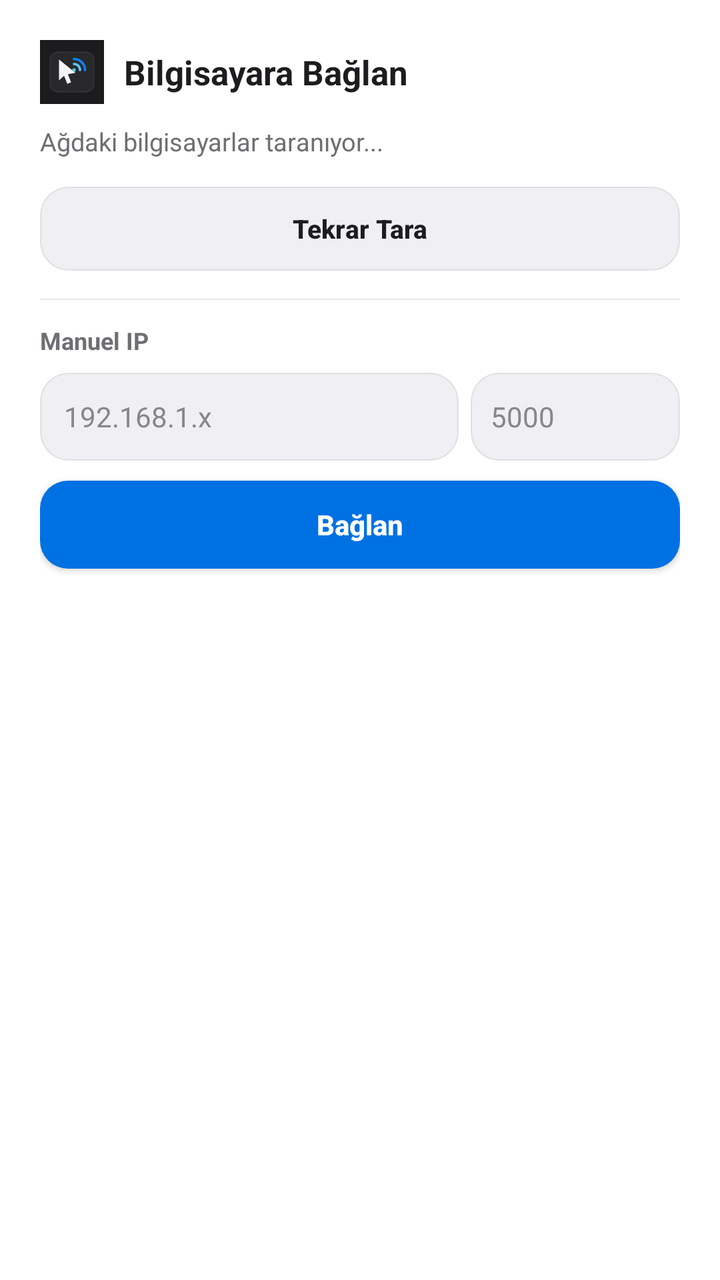
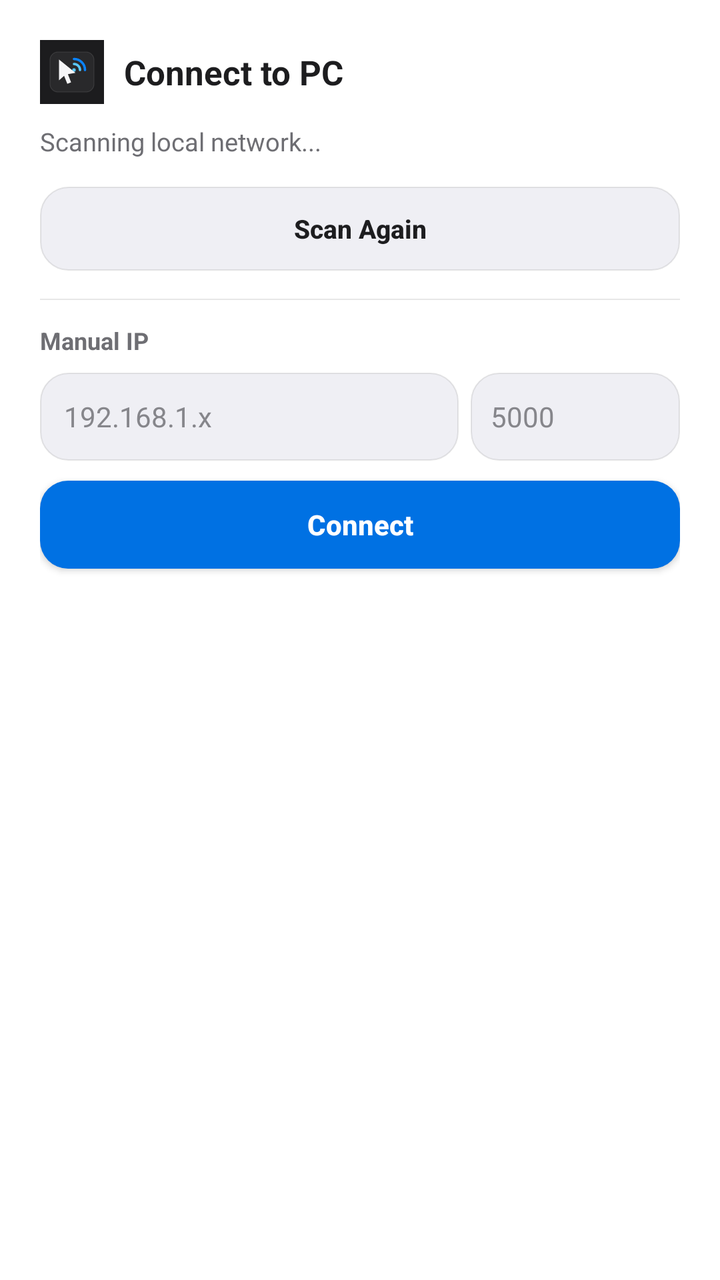

An Android layout rendered at two revisions. The XML below is the earlier revision; the diff shows what the commit changed to produce the second picture.
<!-- AndroidManifest.xml: application theme Theme.RemotePCPlus -->
<!-- res/layout/dialog_connect.xml -->
<?xml version="1.0" encoding="utf-8"?>
<LinearLayout xmlns:android="http://schemas.android.com/apk/res/android"
    android:layout_width="match_parent"
    android:layout_height="wrap_content"
    android:background="@color/surface_card"
    android:orientation="vertical"
    android:padding="20dp">

    <LinearLayout
        android:layout_width="match_parent"
        android:layout_height="wrap_content"
        android:gravity="center_vertical"
        android:orientation="horizontal">

        <ImageView
            android:layout_width="32dp"
            android:layout_height="32dp"
            android:contentDescription="RemotePC+"
            android:src="@drawable/ic_app_icon" />

        <TextView
            android:layout_width="wrap_content"
            android:layout_height="wrap_content"
            android:layout_marginStart="10dp"
            android:text="Bilgisayara Bağlan"
            android:textColor="@color/ink_primary"
            android:textSize="17sp"
            android:textStyle="bold" />
    </LinearLayout>

    <TextView
        android:id="@+id/tvScanStatus"
        android:layout_width="match_parent"
        android:layout_height="wrap_content"
        android:layout_marginTop="10dp"
        android:text="Ağdaki bilgisayarlar taranıyor..."
        android:textColor="@color/ink_secondary"
        android:textSize="12.5sp" />

    <LinearLayout
        android:id="@+id/discoveredList"
        android:layout_width="match_parent"
        android:layout_height="wrap_content"
        android:layout_marginTop="10dp"
        android:orientation="vertical" />

    <Button
        android:id="@+id/btnRescan"
        android:layout_width="match_parent"
        android:layout_height="42dp"
        android:layout_marginTop="4dp"
        android:background="@drawable/bg_btn_dark"
        android:text="Tekrar Tara"
        android:textAllCaps="false"
        android:textColor="@color/ink_primary"
        android:textSize="13sp"
        android:textStyle="bold" />

    <View
        android:layout_width="match_parent"
        android:layout_height="0.5dp"
        android:layout_marginTop="14dp"
        android:layout_marginBottom="12dp"
        android:background="@color/border_hairline" />

    <TextView
        android:layout_width="wrap_content"
        android:layout_height="wrap_content"
        android:text="Manuel IP"
        android:textColor="@color/ink_secondary"
        android:textSize="12sp"
        android:textStyle="bold" />

    <LinearLayout
        android:layout_width="match_parent"
        android:layout_height="wrap_content"
        android:layout_marginTop="8dp"
        android:orientation="horizontal">

        <EditText
            android:id="@+id/etManualIp"
            android:layout_width="0dp"
            android:layout_height="44dp"
            android:layout_marginEnd="6dp"
            android:layout_weight="2"
            android:background="@drawable/bg_btn_dark"
            android:hint="192.168.1.x"
            android:inputType="textUri"
            android:paddingStart="12dp"
            android:paddingEnd="12dp"
            android:textColor="@color/ink_primary"
            android:textColorHint="@color/ink_tertiary"
            android:textSize="14sp" />

        <EditText
            android:id="@+id/etManualPort"
            android:layout_width="0dp"
            android:layout_height="44dp"
            android:layout_weight="1"
            android:background="@drawable/bg_btn_dark"
            android:hint="5000"
            android:inputType="number"
            android:paddingStart="10dp"
            android:paddingEnd="10dp"
            android:textColor="@color/ink_primary"
            android:textColorHint="@color/ink_tertiary"
            android:textSize="14sp" />
    </LinearLayout>

    <Button
        android:id="@+id/btnConnectManual"
        android:layout_width="match_parent"
        android:layout_height="44dp"
        android:layout_marginTop="10dp"
        android:background="@drawable/bg_btn_accent"
        android:text="Bağlan"
        android:textAllCaps="false"
        android:textColor="#FFFFFF"
        android:textSize="14sp"
        android:textStyle="bold" />
</LinearLayout>
<!-- resources referenced by this layout -->
<resources>
  <color name="border_hairline">#18000000</color>
  <color name="ink_primary">#1D1D1F</color>
  <color name="ink_secondary">#6E6E73</color>
  <color name="ink_tertiary">#86868B</color>
  <color name="surface_card">#FFFFFF</color>
  <!-- drawable bg_btn_accent (drawable) -->
  <?xml version="1.0" encoding="utf-8"?>
  <selector xmlns:android="http://schemas.android.com/apk/res/android">
      <item android:state_pressed="true">
          <shape android:shape="rectangle">
              <solid android:color="@color/accent_blue_pressed" />
              <corners android:radius="14dp" />
          </shape>
      </item>
      <item>
          <shape android:shape="rectangle">
              <solid android:color="@color/accent_blue" />
              <corners android:radius="14dp" />
          </shape>
      </item>
  </selector>
  <!-- drawable bg_btn_dark (drawable) -->
  <?xml version="1.0" encoding="utf-8"?>
  <selector xmlns:android="http://schemas.android.com/apk/res/android">
      <item android:state_pressed="true">
          <shape android:shape="rectangle">
              <solid android:color="@color/surface_btn_pressed" />
              <corners android:radius="14dp" />
          </shape>
      </item>
      <item>
          <shape android:shape="rectangle">
              <solid android:color="@color/surface_btn" />
              <stroke android:width="0.5dp" android:color="@color/border_hairline" />
              <corners android:radius="14dp" />
          </shape>
      </item>
  </selector>
  <!-- drawable ic_app_icon (drawable) -->
  <?xml version="1.0" encoding="utf-8"?>
  <vector xmlns:android="http://schemas.android.com/apk/res/android"
      android:width="108dp"
      android:height="108dp"
      android:viewportWidth="128"
      android:viewportHeight="128">
  
      
      <path
          android:fillColor="#1C1C1E"
          android:pathData="M0,0h128v128h-128z" />
  
      
      <path
          android:fillColor="#0FFFFFFF"
          android:strokeColor="#1FFFFFFF"
          android:strokeWidth="1.4"
          android:pathData="M36,24 L92,24 C100.8,24 108,31.2 108,40 L108,88 C108,96.8 100.8,104 92,104 L36,104 C27.2,104 20,96.8 20,88 L20,40 C20,31.2 27.2,24 36,24 Z" />
  
      
      <path
          android:fillColor="#00000000"
          android:strokeColor="#0A84FF"
          android:strokeWidth="4.8"
          android:strokeLineCap="round"
          android:pathData="M68,38 A22,22 0 0,1 90,60" />
  
      
      <path
          android:fillColor="#00000000"
          android:strokeColor="#5AC8FA"
          android:strokeWidth="4.8"
          android:strokeLineCap="round"
          android:pathData="M68,48 A12,12 0 0,1 80,60" />
  
      
      <path
          android:fillColor="#5AC8FA"
          android:pathData="M68,56.5 A3.5,3.5 0 1,0 68,63.5 A3.5,3.5 0 1,0 68,56.5 Z" />
  
      
      <path
          android:fillColor="#F5F5F7"
          android:pathData="M38,39 L71,65.5 L55.8,68.2 L62.2,84.5 L54.6,87.8 L48.2,71.5 L38,80.5 Z" />
  </vector>
  <style name="Theme.RemotePCPlus" parent="Theme.AppCompat.DayNight.NoActionBar">
          <item name="android:windowBackground">@color/bg_canvas</item>
          <item name="android:statusBarColor">@color/bg_canvas</item>
          <item name="android:navigationBarColor">@color/bg_canvas</item>
          <item name="android:windowLightStatusBar">true</item>
          <item name="colorAccent">@color/accent_blue</item>
      </style>
  <color name="accent_blue_pressed">#005BB5</color>
  <color name="accent_blue">#0071E3</color>
  <color name="surface_btn_pressed">#E2E2E8</color>
  <color name="surface_btn">#EFEFF4</color>
  <color name="bg_canvas">#F5F5F7</color>
</resources>

<!-- the commit's change to res/layout/dialog_connect.xml (unified diff, before → after) -->
@@ -15,14 +15,14 @@
         <ImageView
             android:layout_width="32dp"
             android:layout_height="32dp"
-            android:contentDescription="RemotePC+"
+            android:contentDescription="@string/app_name"
             android:src="@drawable/ic_app_icon" />
 
         <TextView
             android:layout_width="wrap_content"
             android:layout_height="wrap_content"
             android:layout_marginStart="10dp"
-            android:text="Bilgisayara Bağlan"
+            android:text="@string/connect_title"
             android:textColor="@color/ink_primary"
             android:textSize="17sp"
             android:textStyle="bold" />
@@ -33,7 +33,7 @@
         android:layout_width="match_parent"
         android:layout_height="wrap_content"
         android:layout_marginTop="10dp"
-        android:text="Ağdaki bilgisayarlar taranıyor..."
+        android:text="@string/scanning_pcs"
         android:textColor="@color/ink_secondary"
         android:textSize="12.5sp" />
 
@@ -50,7 +50,7 @@
         android:layout_height="42dp"
         android:layout_marginTop="4dp"
         android:background="@drawable/bg_btn_dark"
-        android:text="Tekrar Tara"
+        android:text="@string/rescan"
         android:textAllCaps="false"
         android:textColor="@color/ink_primary"
         android:textSize="13sp"
@@ -66,7 +66,7 @@
     <TextView
         android:layout_width="wrap_content"
         android:layout_height="wrap_content"
-        android:text="Manuel IP"
+        android:text="@string/manual_ip"
         android:textColor="@color/ink_secondary"
         android:textSize="12sp"
         android:textStyle="bold" />
@@ -113,7 +113,7 @@
         android:layout_height="44dp"
         android:layout_marginTop="10dp"
         android:background="@drawable/bg_btn_accent"
-        android:text="Bağlan"
+        android:text="@string/connect"
         android:textAllCaps="false"
         android:textColor="#FFFFFF"
         android:textSize="14sp"
<!-- resource entries referenced after the edit -->
@@ -84,6 +84,12 @@
           android:fillColor="#F5F5F7"
           android:pathData="M38,39 L71,65.5 L55.8,68.2 L62.2,84.5 L54.6,87.8 L48.2,71.5 L38,80.5 Z" />
   </vector>
+  <string name="app_name">RemotePC+</string>
+  <string name="connect">Connect</string>
+  <string name="connect_title">Connect to PC</string>
+  <string name="manual_ip">Manual IP</string>
+  <string name="rescan">Scan Again</string>
+  <string name="scanning_pcs">Scanning local network...</string>
   <style name="Theme.RemotePCPlus" parent="Theme.AppCompat.DayNight.NoActionBar">
           <item name="android:windowBackground">@color/bg_canvas</item>
           <item name="android:statusBarColor">@color/bg_canvas</item>
